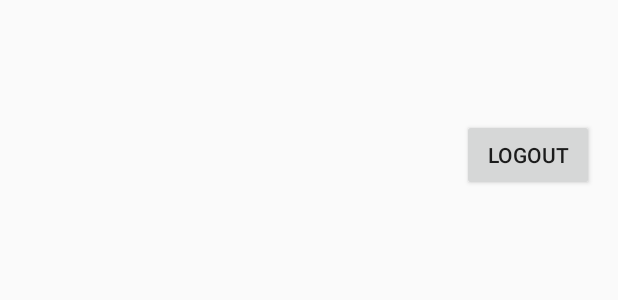
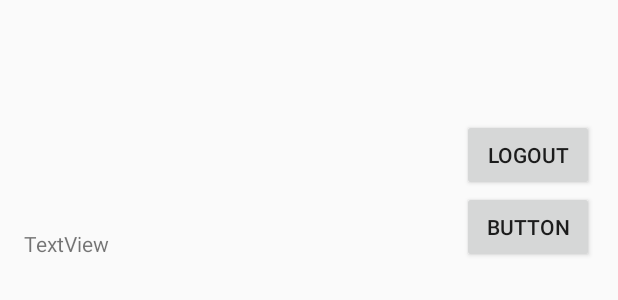
Before and after one commit to dblasena/FinalProject, an Android app: the layout activity_home_page.xml on its own in the app's theme, with its tools: preview values and no code run, on a phone screen of 412 x 824 dp. Shown: the top 300 px of the screen. Run offline under Robolectric (Android 15) with nearby library versions, the phone set to English and light mode, and no system bars.

```diff
--- a/app/src/main/res/layout/activity_home_page.xml
+++ b/app/src/main/res/layout/activity_home_page.xml
@@ -27,4 +27,23 @@
         android:layout_alignParentRight="true"
         android:layout_alignParentEnd="true"
         android:layout_marginTop="44dp" />
+
+    <TextView
+        android:text="TextView"
+        android:layout_width="wrap_content"
+        android:layout_height="wrap_content"
+        android:layout_below="@+id/buttonLogOut"
+        android:layout_toRightOf="@+id/textviewUser"
+        android:layout_toEndOf="@+id/textviewUser"
+        android:layout_marginTop="25dp"
+        android:id="@+id/txtjson" />
+
+    <Button
+        android:text="Button"
+        android:layout_width="wrap_content"
+        android:layout_height="wrap_content"
+        android:layout_below="@+id/buttonLogOut"
+        android:layout_alignParentRight="true"
+        android:layout_alignParentEnd="true"
+        android:id="@+id/btnhit" />
 </RelativeLayout>
```
Also changed, not shown: app/src/main/java/dblasena/cis/finalproject/HomePageActivity.java (+87 -32 lines).
